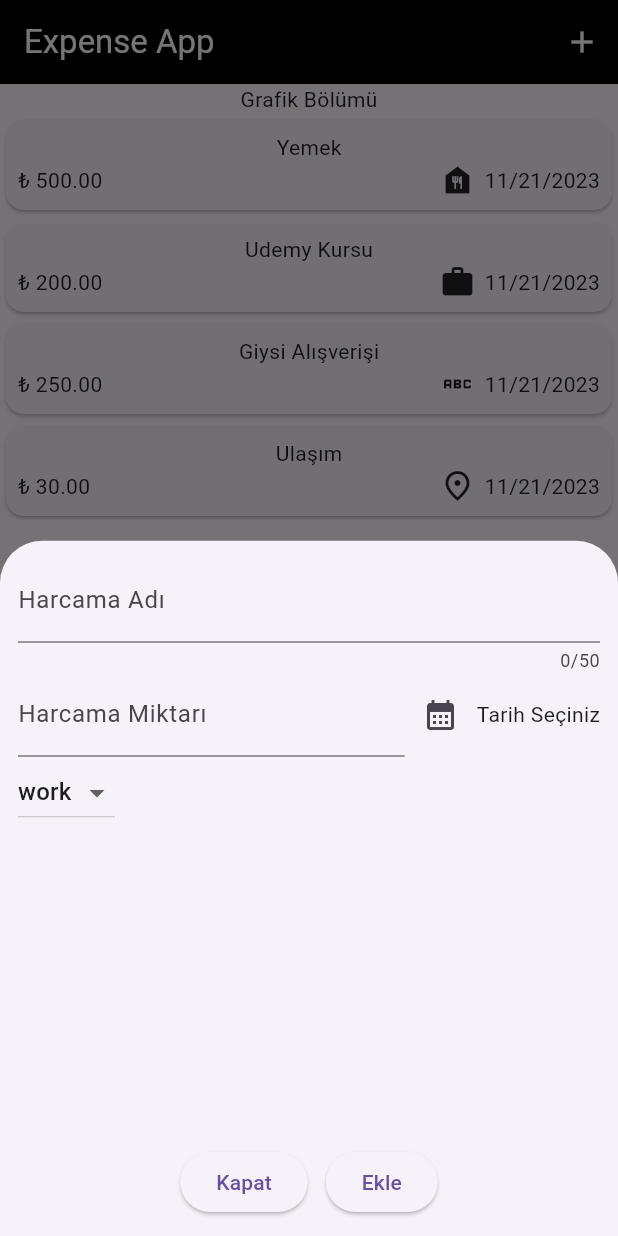
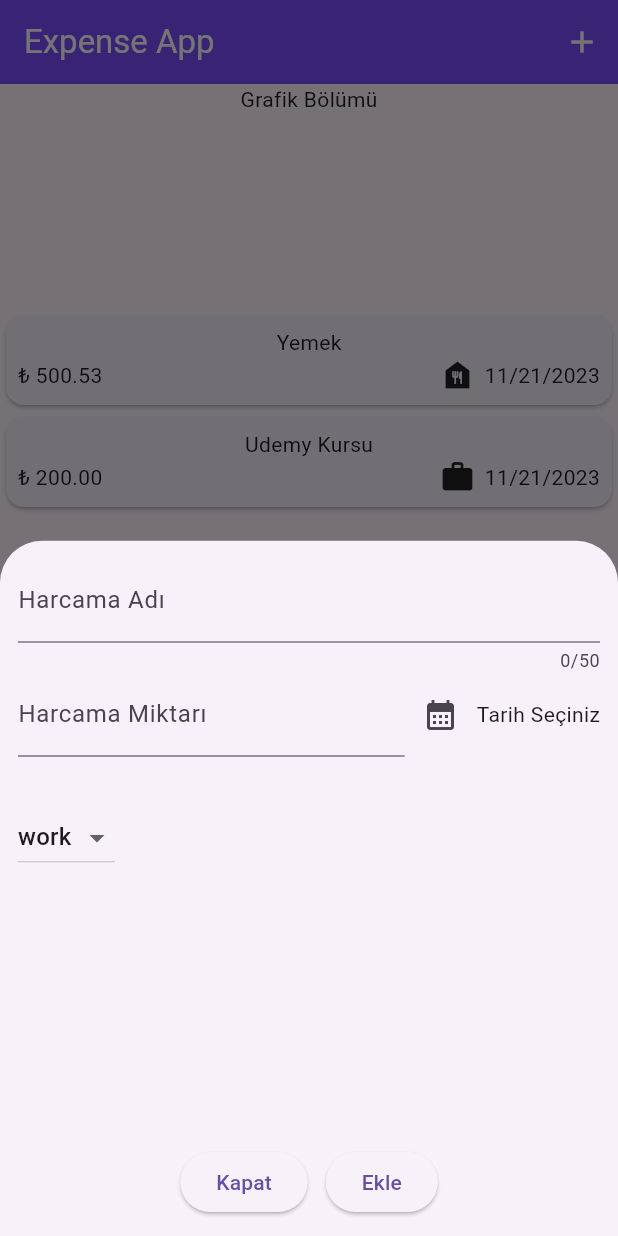
Before and after one commit to islomaniac/Tobeto_Expense_Appv3_2, a Flutter app: the screen it shows after launch, after a tap on the "add" icon, on a phone screen of 412 x 824 dp. Run offline on Flutter 3.47's test engine with Material 2 defaults, Android fonts, the phone set to English and light mode, and no system bars.

Commit message:
21kasimkonusonu

```diff
--- a/lib/pages/expenses_page.dart
+++ b/lib/pages/expenses_page.dart
@@ -3,7 +3,9 @@ import 'package:expenseappv3/widget/expense_item.dart';
 import 'package:flutter/material.dart';
 
 class ExpensesPage extends StatefulWidget {
-  const ExpensesPage({Key? key}) : super(key: key);
+  const ExpensesPage(this.expenses, this.onRemove, {Key? key}) : super(key: key);
+  final List<Expense> expenses;
+  final void Function(Expense expense) onRemove;
 
   @override
   // ignore: library_private_types_in_public_api
@@ -11,33 +13,36 @@ class ExpensesPage extends StatefulWidget {
 }
 
 class _ExpensesPageState extends State<ExpensesPage> {
-  List<Expense> expenses = [
-    Expense(name: "Yemek", price: 500, date: DateTime.now(), category: Category.food),
-    Expense(name: "Udemy Kursu", price: 200, date: DateTime.now(), category: Category.work),
-    Expense(name: "Giysi Alışverişi", price: 250.0, date: DateTime.now(), category: Category.dress),
-    Expense(name: "Ulaşım", price: 30.0, date: DateTime.now(), category: Category.travel),
-  ];
   @override
   Widget build(BuildContext context) {
     return Center(
-      child: Column(
-        mainAxisAlignment: MainAxisAlignment.center,
-        children: [
-          const Text("Grafik Bölümü"),
+      child: Column(mainAxisAlignment: MainAxisAlignment.center, children: [
+        const SizedBox(
+          height: 150,
+          child: Text("Grafik Bölümü"),
+        ),
         Expanded(
           child: ListView.builder(
-              itemCount: expenses.length,
+              itemCount: widget.expenses.length,
               itemBuilder: (context, index) {
-                return ExpenseItem(expenses[index]);
+                return Dismissible(
+                  key: ValueKey(widget.expenses[index]),
+                  child: ExpenseItem(widget.expenses[index]),
+                  onDismissed: (direction) {
+                    // if (direction == DismissDirection.startToEnd) {
+                    //   // eğer soldan sağa kaydırılmışsa..
+                    // }
+                    //print(direction);
+                    widget.onRemove(widget.expenses[index]);
                   },
-            ),
+                );
+              }),
         ),
         const SizedBox(
           height: 150,
-            child: Text("Burası Bottom Bar"),
+          child: Text("Burası bottom bar."),
         )
-        ],
-      ),
+      ]),
     );
   }
 }
--- a/lib/pages/main_page.dart
+++ b/lib/pages/main_page.dart
@@ -1,37 +1,53 @@
+import 'package:expenseappv3/models/expense.dart';
 import 'package:expenseappv3/pages/expenses_page.dart';
 import 'package:expenseappv3/widget/new_expense.dart';
 import 'package:flutter/material.dart';
 
 class MainPage extends StatefulWidget {
-  const MainPage({Key? key}) : super(key: key);
+  const MainPage({super.key});
 
   @override
-  // ignore: library_private_types_in_public_api
-  _MainPageState createState() => _MainPageState();
+  State<MainPage> createState() => _MainPageState();
 }
 
 class _MainPageState extends State<MainPage> {
+  List<Expense> expenses = [
+    Expense(name: "Yemek", price: 500.529, date: DateTime.now(), category: Category.food),
+    Expense(name: "Udemy Kursu", price: 200, date: DateTime.now(), category: Category.work),
+  ];
+
+  addExpense(Expense expense) {
+    setState(() {
+      expenses.add(expense);
+    });
+  }
+
+  removeExpense(Expense expense) {
+    setState(() {
+      expenses.remove(expense);
+    });
+  }
+
   @override
   Widget build(BuildContext context) {
     return Scaffold(
-      body: const ExpensesPage(),
       appBar: AppBar(
         foregroundColor: Colors.white,
-        backgroundColor: Colors.black,
         title: const Text("Expense App"),
+        backgroundColor: Colors.deepPurpleAccent,
         actions: [
           IconButton(
               onPressed: () {
                 showModalBottomSheet(
-                  context: context,
-                  builder: (context) {
-                    return const NewExpense();
-                  },
-                );
+                    context: context,
+                    builder: (ctx) {
+                      return NewExpense(addExpense);
+                    });
               },
               icon: const Icon(Icons.add))
         ],
       ),
+      body: ExpensesPage(expenses, removeExpense),
     );
   }
 }
--- a/lib/widget/new_expense.dart
+++ b/lib/widget/new_expense.dart
@@ -3,8 +3,8 @@ import 'package:flutter/material.dart';
 import 'package:intl/intl.dart';
 
 class NewExpense extends StatefulWidget {
-  const NewExpense({Key? key}) : super(key: key);
-
+  const NewExpense(this.onAdd, {Key? key}) : super(key: key);
+  final void Function(Expense expense) onAdd;
   @override
   // ignore: library_private_types_in_public_api
   _NewExpenseState createState() => _NewExpenseState();
@@ -15,19 +15,35 @@ class _NewExpenseState extends State<NewExpense> {
   final _expensePriceController = TextEditingController();
   DateTime? _selectedDate;
   Category _selectedCategory = Category.work;
-  // ignore: unused_element
+
   void _openDatePicker() async {
-    DateTime today = DateTime.now();
+    DateTime today = DateTime.now(); // 16.11.2023
+    // 2022, 11, 16
     DateTime oneYearAgo = DateTime(today.year - 1, today.month, today.day);
+    // showDatePicker(
+    //         context: context,
+    //         initialDate: today,
+    //         firstDate: oneYearAgo,
+    //         lastDate: today)
+    // .then((value) {
+    //   async işlemden cevap ne zaman gelirse bu bloğu çalıştır..
+    //   print(value);
+    // });
+    // async function => await etmek
+    // nullable
+    // 14:20
     DateTime? selectedDate = await showDatePicker(
         context: context,
         initialDate: _selectedDate == null ? today : _selectedDate!,
         firstDate: oneYearAgo,
-      lastDate: today,
-    );
+        lastDate: today);
     setState(() {
       _selectedDate = selectedDate;
     });
+    // ignore: avoid_print
+    print("Merhaba");
+    // sync => bir satır çalışmasını bitirmeden alt satıra geçemez.
+    // async => async olan satır sadece tetiklenir kod aşağıya doğru çalışmaya devam eder
   }
 
   @override
@@ -36,36 +52,30 @@ class _NewExpenseState extends State<NewExpense> {
       width: double.infinity,
       child: Padding(
         padding: const EdgeInsets.all(12.0),
-        child: Column(
-          children: [
+        child: Column(children: [
           TextField(
             controller: _expenseNameController,
             maxLength: 50,
-              decoration: const InputDecoration(
-                label: Text("Harcama Adı"),
-              ),
+            decoration: const InputDecoration(labelText: "Harcama Adı"),
           ),
           Row(
             children: [
               Expanded(
                 child: TextField(
+                  controller: _expensePriceController,
                   keyboardType: TextInputType.number,
-                    controller: _expensePriceController,
-                    decoration: const InputDecoration(
-                      labelText: "Harcama Miktarı",
-                      prefixText: "₺",
+                  decoration: const InputDecoration(labelText: "Harcama Miktarı", prefixText: "₺"),
                 ),
               ),
-                ),
-                IconButton(
-                  onPressed: () => _openDatePicker(),
-                  icon: const Icon(Icons.calendar_month),
-                ),
+              IconButton(onPressed: () => _openDatePicker(), icon: const Icon(Icons.calendar_month)),
+              // ternary operator
               Text(_selectedDate == null ? "Tarih Seçiniz" : DateFormat.yMd().format(_selectedDate!)),
             ],
+            // String?  a
+            // String => a!
           ),
           const SizedBox(
-              width: 30,
+            height: 30,
           ),
           Row(
             children: [
@@ -78,8 +88,7 @@ class _NewExpenseState extends State<NewExpense> {
                     setState(() {
                       if (value != null) _selectedCategory = value;
                     });
-                  },
-                )
+                  })
             ],
           ),
           const Spacer(),
@@ -90,21 +99,28 @@ class _NewExpenseState extends State<NewExpense> {
                   onPressed: () {
                     Navigator.pop(context);
                   },
-                  child: const Text("Kapat"),
+                  child: const Text("Kapat")),
+              const SizedBox(
+                width: 12,
               ),
-                const SizedBox(width: 12),
               ElevatedButton(
                   onPressed: () {
-                      // ignore: avoid_print
-                      print("Değer ${_expenseNameController.text}");
-                      // ignore: avoid_print
-                      print("Değer ${_expensePriceController.text}");
+                    double? price = double.tryParse(_expensePriceController.text);
+
+                    // validation
+
+                    Expense expense = Expense(
+                        name: _expenseNameController.text,
+                        price: price!,
+                        date: _selectedDate!,
+                        category: _selectedCategory);
+                    widget.onAdd(expense);
+                    Navigator.pop(context);
                   },
-                    child: const Text("Ekle"))
+                  child: const Text("Ekle")),
             ],
           ),
-          ],
-        ),
+        ]),
       ),
     );
   }
```
Lines whose indentation alone changed are shown as unchanged.
